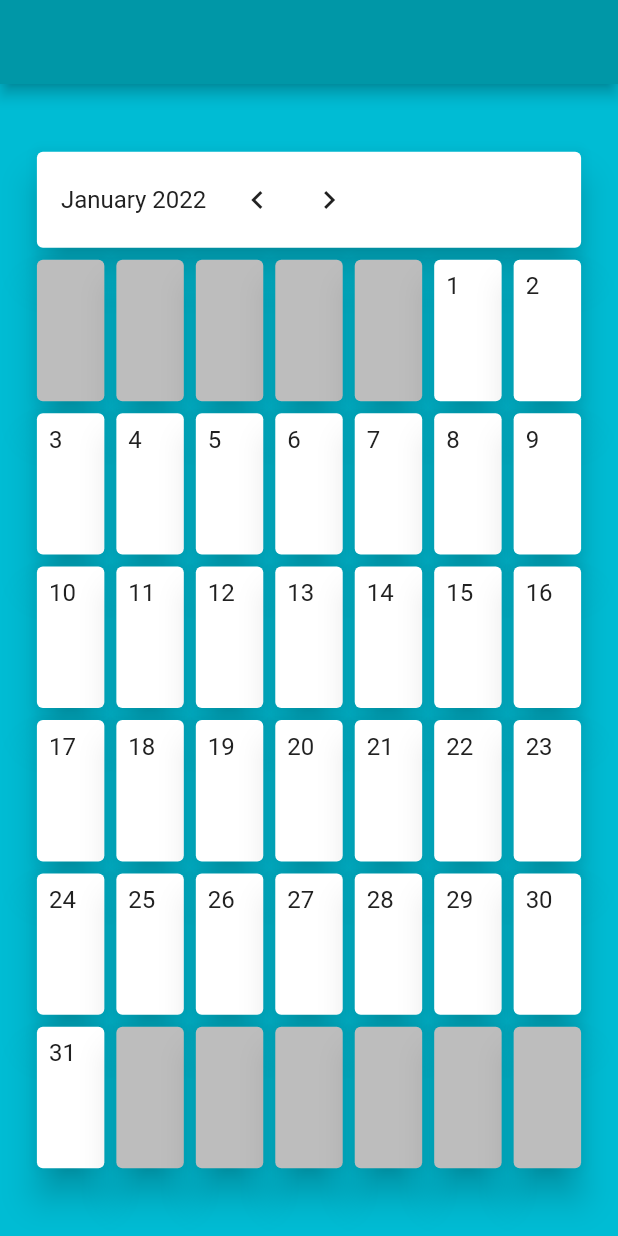
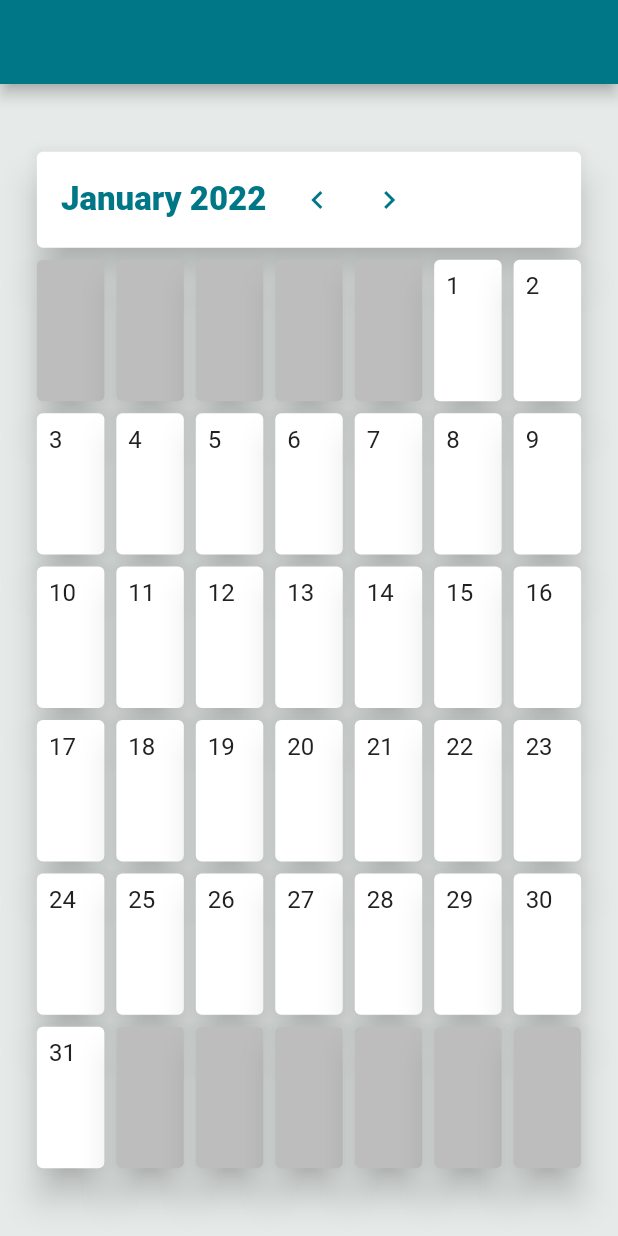
Before and after one commit to CourtneyOB/rota_checker, a Flutter app: the screen it shows after launch, on a phone screen of 412 x 824 dp. Run offline on Flutter 3.47's test engine with Material 2 defaults, Android fonts, the phone set to English and light mode, and no system bars; our stand-ins replace flutter_riverpod.

Commit message:
colour palette changes

```diff
--- a/lib/constants.dart
+++ b/lib/constants.dart
@@ -1,8 +1,10 @@
 import 'package:flutter/material.dart';
 
-const Color klightGrey = Color(0xFFBDBDBD);
-const Color kDarkPrimary = Color(0xFF0097A7);
+const Color kBackground = Color(0xFFE6EBE9);
+const Color kLightGrey = Color(0xFFBDBDBD);
+const Color kDarkPrimary = Color(0xFF007787);
 const Color kPrimary = Color(0xFF00BCD4);
+const Color kContrast = Color(0xFFD45C00);
 const Color kText = Color(0xFF212121);
 const Color kSecondaryText = Color(0xFF757575);
 
--- a/lib/screens/homepage.dart
+++ b/lib/screens/homepage.dart
@@ -14,7 +14,7 @@ class HomePage extends ConsumerWidget {
         backgroundColor: kDarkPrimary,
       ),
       body: Container(
-        color: kPrimary,
+        color: kBackground,
         child: Calendar(
           selectedDate: ref.watch(dataProvider).displayMonth,
           forwardAction: ref.read(dataProvider.notifier).addMonth,
--- a/lib/widgets/calendar.dart
+++ b/lib/widgets/calendar.dart
@@ -36,7 +36,7 @@ class Calendar extends StatelessWidget {
       cards.add(Expanded(
         child: Card(
           elevation: kCardElevation,
-          color: klightGrey,
+          color: kLightGrey,
         ),
       ));
     }
@@ -59,7 +59,7 @@ class Calendar extends StatelessWidget {
       cards.add(Expanded(
         child: Card(
           elevation: kCardElevation,
-          color: klightGrey,
+          color: kLightGrey,
         ),
       ));
     }
@@ -93,7 +93,10 @@ class Calendar extends StatelessWidget {
                 children: [
                   Text(
                     '${months[selectedDate.month - 1]} ${selectedDate.year}',
-                    style: TextStyle(color: kText, fontSize: kCardTextSize),
+                    style: TextStyle(
+                        color: kDarkPrimary,
+                        fontSize: 22.0,
+                        fontWeight: FontWeight.w900),
                   ),
                   SizedBox(
                     width: 10.0,
@@ -101,7 +104,7 @@ class Calendar extends StatelessWidget {
                   IconButton(
                     icon: Icon(
                       Icons.chevron_left,
-                      color: kText,
+                      color: kDarkPrimary,
                     ),
                     splashRadius: 15.0,
                     onPressed: backwardAction,
@@ -109,7 +112,7 @@ class Calendar extends StatelessWidget {
                   IconButton(
                     icon: Icon(
                       Icons.chevron_right,
-                      color: kText,
+                      color: kDarkPrimary,
                     ),
                     splashRadius: 15.0,
                     onPressed: forwardAction,
```
